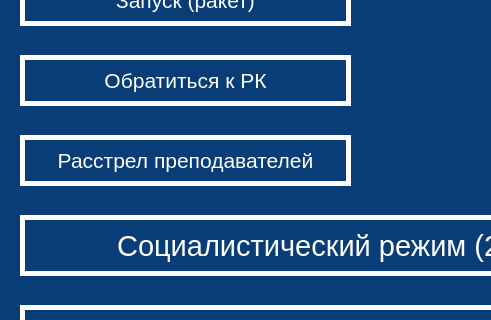
Before: the Qt Designer form Forms/mainwindow.ui in konsilerinos/Timer, drawn with Qt 5; both pictures show x 0 to 491 and y 355 to 675 of the 731 by 831 pixel window.
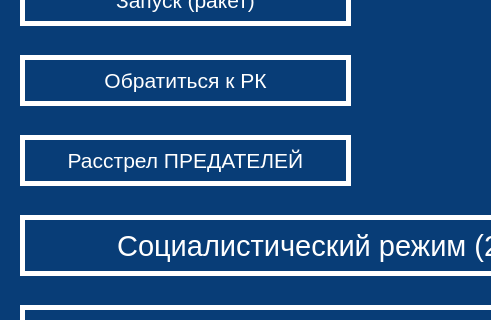
After: the same form once the commit is applied. Icons and pictures are not drawn.

What changed in the file:
```diff
--- a/Forms/mainwindow.ui
+++ b/Forms/mainwindow.ui
@@ -358,7 +358,7 @@
 }</string>
     </property>
     <property name="text">
-     <string>Расстрел преподавателей</string>
+     <string>Расстрел ПРЕДАТЕЛЕЙ</string>
     </property>
    </widget>
    <widget class="QPushButton" name="time25Button">
```
Left out of the diff: 40 changed lines with no effect on the pictures.
